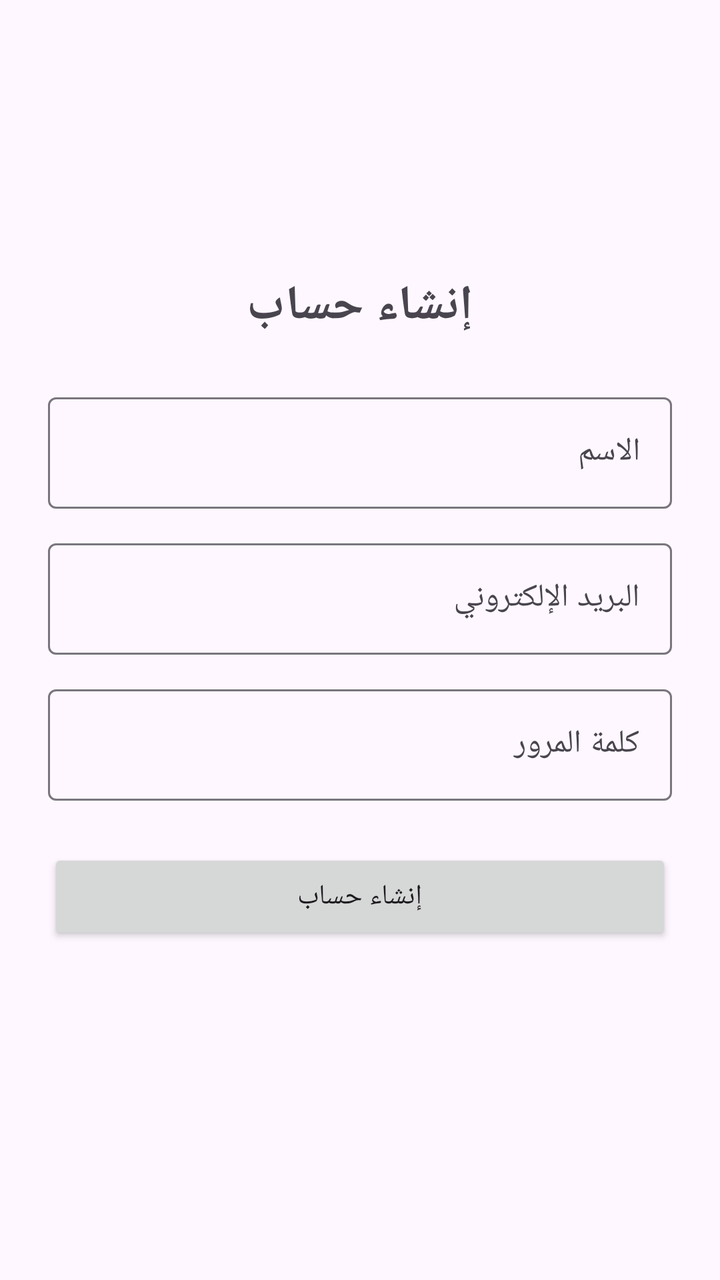
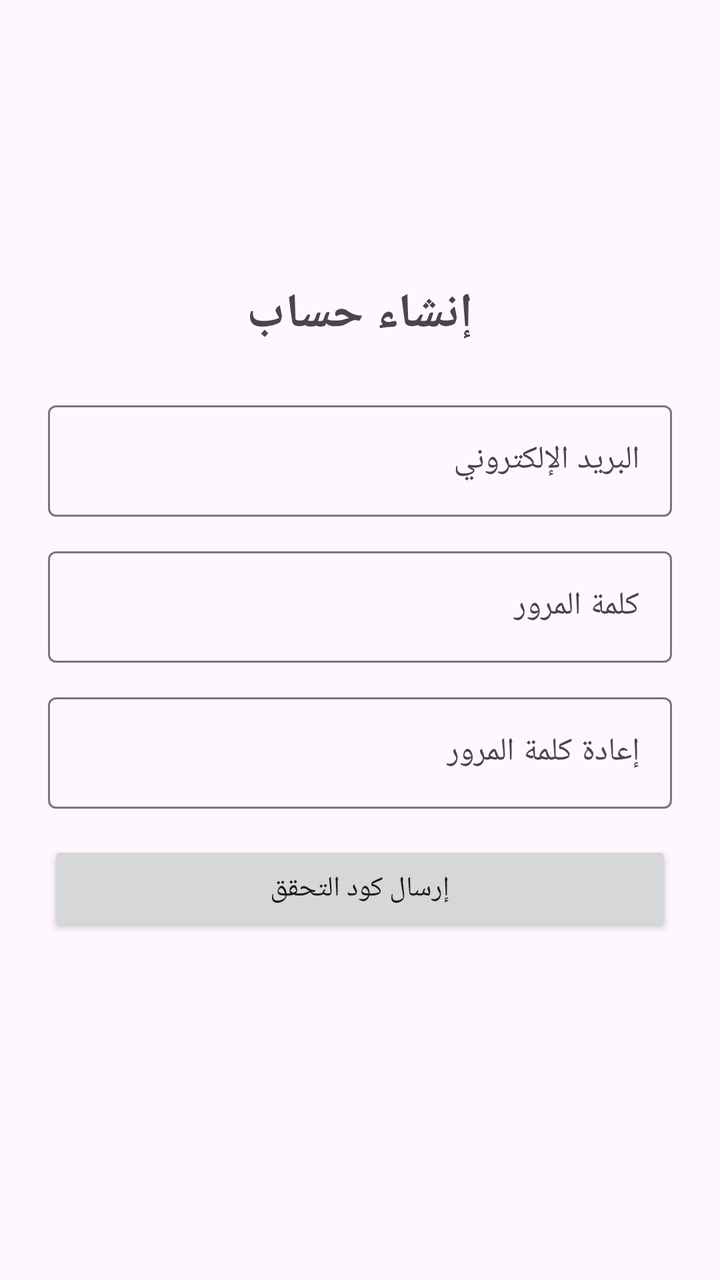

Two renders of the same Android screen: before a commit and after it. Below are the layout's source before the change and the commit's diff.
<!-- AndroidManifest.xml: application theme Theme.Reviews8 -->
<!-- res/layout/activity_register.xml -->
<?xml version="1.0" encoding="utf-8"?>
<LinearLayout xmlns:android="http://schemas.android.com/apk/res/android"
    android:layout_width="match_parent" android:layout_height="match_parent"
    android:orientation="vertical" android:padding="24dp" android:gravity="center">
    <TextView android:layout_width="wrap_content" android:layout_height="wrap_content" android:text="إنشاء حساب" android:textSize="24sp" android:textStyle="bold" android:layout_marginBottom="24dp"/>
    <com.google.android.material.textfield.TextInputLayout android:layout_width="match_parent" android:layout_height="wrap_content" android:hint="الاسم">
        <com.google.android.material.textfield.TextInputEditText android:id="@+id/etName" android:layout_width="match_parent" android:layout_height="wrap_content"/>
    </com.google.android.material.textfield.TextInputLayout>
    <com.google.android.material.textfield.TextInputLayout android:layout_width="match_parent" android:layout_height="wrap_content" android:hint="البريد الإلكتروني" android:layout_marginTop="12dp">
        <com.google.android.material.textfield.TextInputEditText android:id="@+id/etEmailReg" android:layout_width="match_parent" android:layout_height="wrap_content" android:inputType="textEmailAddress"/>
    </com.google.android.material.textfield.TextInputLayout>
    <com.google.android.material.textfield.TextInputLayout android:layout_width="match_parent" android:layout_height="wrap_content" android:hint="كلمة المرور" android:layout_marginTop="12dp">
        <com.google.android.material.textfield.TextInputEditText android:id="@+id/etPassReg" android:layout_width="match_parent" android:layout_height="wrap_content" android:inputType="textPassword"/>
    </com.google.android.material.textfield.TextInputLayout>
    <Button android:id="@+id/btnRegister" android:layout_width="match_parent" android:layout_height="wrap_content" android:text="إنشاء حساب" android:layout_marginTop="24dp"/>
    <TextView android:id="@+id/tvResultReg" android:layout_width="match_parent" android:layout_height="wrap_content" android:layout_marginTop="12dp" android:textColor="#D32F2F"/>
</LinearLayout>
<!-- resources referenced by this layout -->
<resources>
  <style name="Theme.Reviews8" parent="Theme.Material3.DayNight" />
</resources>

<!-- the commit's change to res/layout/activity_register.xml (unified diff, before → after) -->
@@ -3,15 +3,15 @@
     android:layout_width="match_parent" android:layout_height="match_parent"
     android:orientation="vertical" android:padding="24dp" android:gravity="center">
     <TextView android:layout_width="wrap_content" android:layout_height="wrap_content" android:text="إنشاء حساب" android:textSize="24sp" android:textStyle="bold" android:layout_marginBottom="24dp"/>
-    <com.google.android.material.textfield.TextInputLayout android:layout_width="match_parent" android:layout_height="wrap_content" android:hint="الاسم">
-        <com.google.android.material.textfield.TextInputEditText android:id="@+id/etName" android:layout_width="match_parent" android:layout_height="wrap_content"/>
-    </com.google.android.material.textfield.TextInputLayout>
-    <com.google.android.material.textfield.TextInputLayout android:layout_width="match_parent" android:layout_height="wrap_content" android:hint="البريد الإلكتروني" android:layout_marginTop="12dp">
+    <com.google.android.material.textfield.TextInputLayout android:layout_width="match_parent" android:layout_height="wrap_content" android:hint="البريد الإلكتروني">
         <com.google.android.material.textfield.TextInputEditText android:id="@+id/etEmailReg" android:layout_width="match_parent" android:layout_height="wrap_content" android:inputType="textEmailAddress"/>
     </com.google.android.material.textfield.TextInputLayout>
     <com.google.android.material.textfield.TextInputLayout android:layout_width="match_parent" android:layout_height="wrap_content" android:hint="كلمة المرور" android:layout_marginTop="12dp">
         <com.google.android.material.textfield.TextInputEditText android:id="@+id/etPassReg" android:layout_width="match_parent" android:layout_height="wrap_content" android:inputType="textPassword"/>
     </com.google.android.material.textfield.TextInputLayout>
-    <Button android:id="@+id/btnRegister" android:layout_width="match_parent" android:layout_height="wrap_content" android:text="إنشاء حساب" android:layout_marginTop="24dp"/>
+    <com.google.android.material.textfield.TextInputLayout android:layout_width="match_parent" android:layout_height="wrap_content" android:hint="إعادة كلمة المرور" android:layout_marginTop="12dp">
+        <com.google.android.material.textfield.TextInputEditText android:id="@+id/etConfirmPassReg" android:layout_width="match_parent" android:layout_height="wrap_content" android:inputType="textPassword"/>
+    </com.google.android.material.textfield.TextInputLayout>
+    <Button android:id="@+id/btnSendCodeReg" android:layout_width="match_parent" android:layout_height="wrap_content" android:text="إرسال كود التحقق" android:layout_marginTop="16dp"/>
     <TextView android:id="@+id/tvResultReg" android:layout_width="match_parent" android:layout_height="wrap_content" android:layout_marginTop="12dp" android:textColor="#D32F2F"/>
 </LinearLayout>
